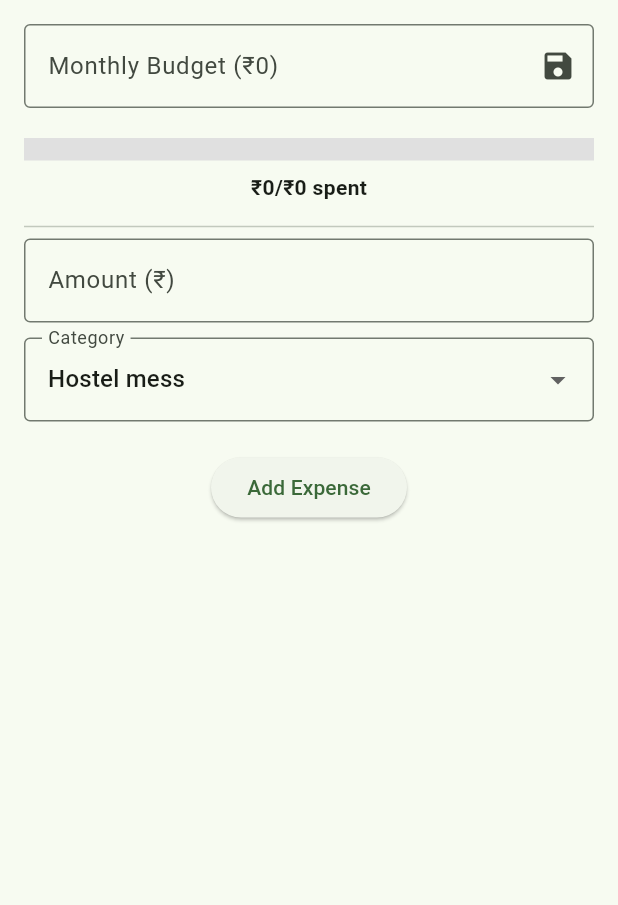
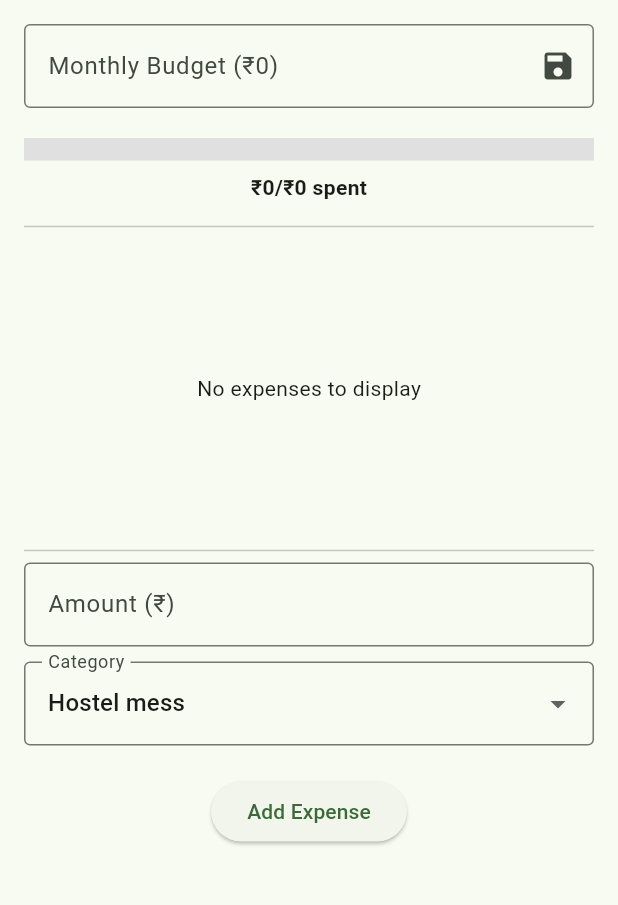
Before and after one commit to AmbujKRai/BrokeNoMore, a Flutter app: the screen it shows after launch, on a phone screen of 412 x 824 dp, the part 84-989 px from its top. Run offline on Flutter 3.47's test engine with Material 3 defaults, Android fonts, the phone set to English and light mode, and no system bars; our stand-ins replace fl_chart, hive_flutter; accounts and stored records are empty.

Commit message:
add chart

```diff
--- a/lib/main.dart
+++ b/lib/main.dart
@@ -1,5 +1,6 @@
 import 'package:flutter/material.dart';
 import 'package:hive_flutter/hive_flutter.dart';
+import 'package:fl_chart/fl_chart.dart';
 
 void main() async {
   WidgetsFlutterBinding.ensureInitialized();
@@ -152,6 +153,7 @@ class _MyHomePageState extends State<MyHomePage> {
       ),
     );
   }
+
   void _addExpense() {
     final amount = double.tryParse(_amountController.text);
     if (amount == null || amount <= 0) {
@@ -181,6 +183,39 @@ class _MyHomePageState extends State<MyHomePage> {
     if (_budget <= 0) return 0;
     double totalSpent = _expenses.fold(0, (sum, e) => sum + (e['amount'] as double));
     return (totalSpent / _budget).clamp(0, 1);
+  }
+
+  // Helper method to prepare chart data
+  List<BarChartGroupData> _prepareChartData() {
+    // Group expenses by date
+    final Map<String, double> expensesByDate = {};
+    for (var expense in _expenses) {
+      final date = expense['date'] as String;
+      expensesByDate[date] = (expensesByDate[date] ?? 0) + (expense['amount'] as double);
+    }
+
+    // Convert to list and sort by date
+    final sortedDates = expensesByDate.keys.toList()..sort();
+
+    // Return bar chart data
+    return List.generate(
+      sortedDates.length,
+          (index) {
+        final date = sortedDates[index];
+        final amount = expensesByDate[date] ?? 0;
+        return BarChartGroupData(
+          x: index,
+          barRods: [
+            BarChartRodData(
+              toY: amount,
+              color: Colors.green,
+              width: 16,
+              borderRadius: BorderRadius.circular(4),
+            ),
+          ],
+        );
+      },
+    );
   }
 
   @override
@@ -233,6 +268,53 @@ class _MyHomePageState extends State<MyHomePage> {
                 style: const TextStyle(fontWeight: FontWeight.bold),
               ),
             ),
+            const Divider(),
+
+            // New Chart using fl_chart
+            Container(
+              height: 200,
+              padding: const EdgeInsets.symmetric(vertical: 10),
+              child: _expenses.isEmpty
+                  ? const Center(child: Text('No expenses to display'))
+                  : BarChart(
+                BarChartData(
+                  alignment: BarChartAlignment.spaceAround,
+                  maxY: _expenses.isEmpty
+                      ? 100
+                      : _expenses
+                      .map((e) => e['amount'] as double)
+                      .reduce((a, b) => a > b ? a : b) * 1.2,
+                  titlesData: FlTitlesData(
+                    show: true,
+                    rightTitles: AxisTitles(
+                      sideTitles: SideTitles(showTitles: false),
+                    ),
+                    topTitles: AxisTitles(
+                      sideTitles: SideTitles(showTitles: false),
+                    ),
+                    bottomTitles: AxisTitles(
+                      sideTitles: SideTitles(
+                        showTitles: true,
+                        getTitlesWidget: (value, meta) {
+                          if (value >= 0 && value < _prepareChartData().length) {
+                            // Show abbreviated date (e.g., "4/24")
+                            final date = _expenses[value.toInt()]['date'] as String;
+                            final parts = date.split('-');
+                            if (parts.length >= 3) {
+                              return Text('${parts[1]}/${parts[2]}');
+                            }
+                          }
+                          return const Text('');
+                        },
+                      ),
+                    ),
+                  ),
+                  borderData: FlBorderData(show: false),
+                  barGroups: _prepareChartData(),
+                ),
+              ),
+            ),
+
             const Divider(),
 
             // Expense Input Form
--- a/pubspec.yaml
+++ b/pubspec.yaml
@@ -32,6 +32,7 @@ dependencies:
     sdk: flutter
   hive: ^2.2.3
   hive_flutter: ^1.1.0
+  fl_chart: ^0.63.0
 
   # The following adds the Cupertino Icons font to your application.
   # Use with the CupertinoIcons class for iOS style icons.
```
Also changed, not shown: pubspec.lock. Lines whose indentation alone changed are shown as unchanged.
